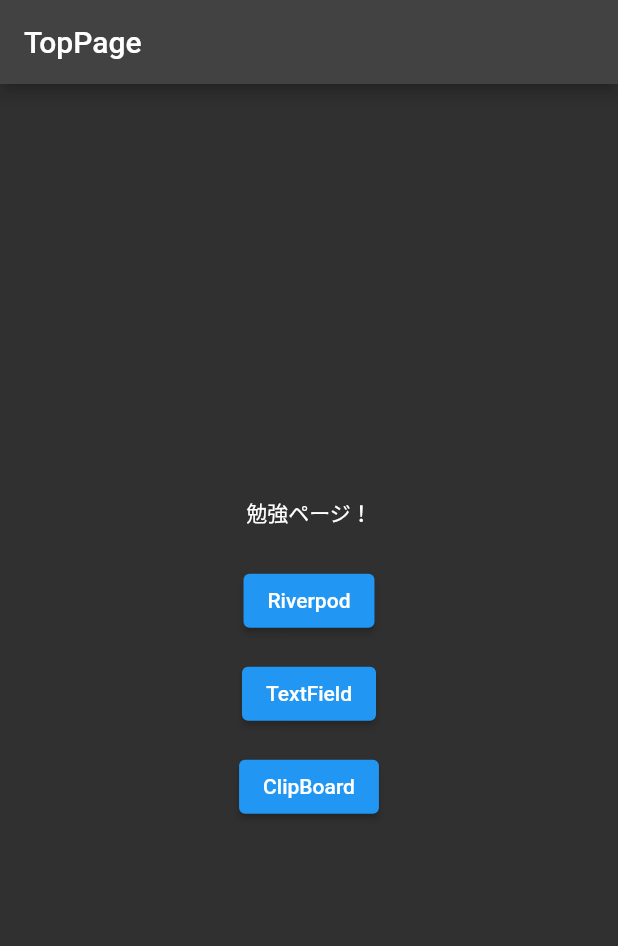
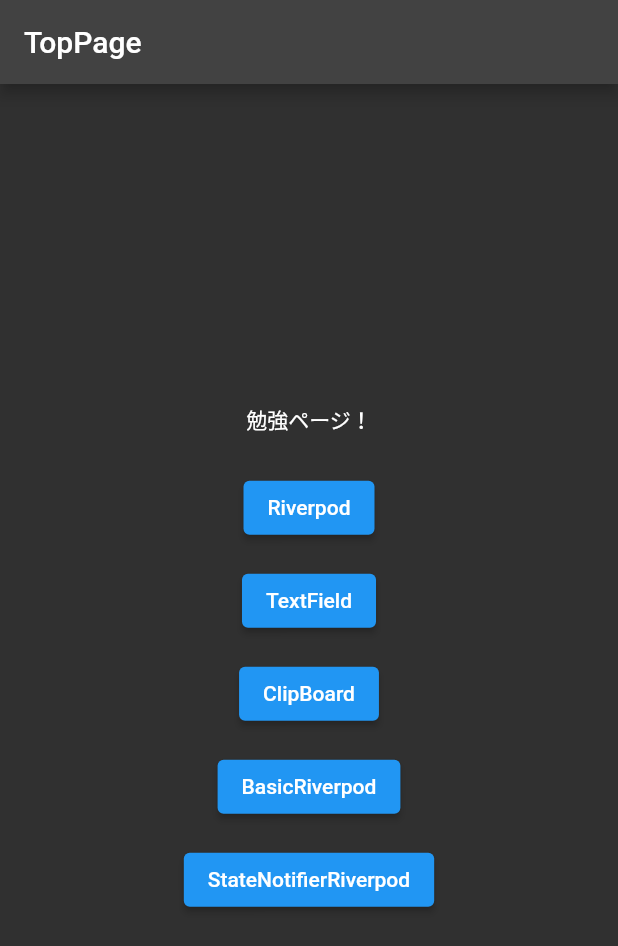
Before and after one commit to Yuta-KTD/liver, a Flutter app: the screen it shows after launch, on a phone screen of 412 x 824 dp. Shown: the top 946 px of the screen. Run offline on Flutter 3.47's test engine with Material 2 defaults, Android fonts, the phone set to English and light mode, and no system bars; our stand-ins replace flutter_riverpod.

Commit message:
ProviderとStateNotifierProvider

```diff
--- a/lib/main.dart
+++ b/lib/main.dart
@@ -1,9 +1,11 @@
 import 'package:flutter/material.dart';
 import 'package:flutter_riverpod/flutter_riverpod.dart';
 import 'package:liver/model/routes.dart';
+import 'package:liver/pages/basic_provider_screen.dart';
 import 'package:liver/pages/clip_board_screen.dart';
 import 'package:liver/pages/main_page.dart';
 import 'package:liver/pages/riverpod_provider_screen.dart';
+import 'package:liver/pages/state_notifier_provider.dart';
 import 'package:liver/pages/text_field_screen.dart';
 
 void main() {
@@ -26,6 +28,9 @@
             const TextFieldScreen(),
         RouteNames.clipBoardPath: (BuildContext context) =>
             const ClipBoardScreen(),
+        RouteNames.basicProviderPath: (context) => const BasicProviderScreen(),
+        RouteNames.stateNotifierPath: (context) =>
+            const StateNotifierProviderScreen(),
       },
       darkTheme: ThemeData(
         brightness: Brightness.dark,
--- a/lib/model/routes.dart
+++ b/lib/model/routes.dart
@@ -3,4 +3,6 @@
   static const String riverpodProviderPath = '/riverpod';
   static const String textFieldPath = '/text_field';
   static const String clipBoardPath = '/clip_board';
+  static const String basicProviderPath = '/basic_riverpod';
+  static const String stateNotifierPath = '/state_notifire_riverpod';
 }
--- a/lib/pages/main_page.dart
+++ b/lib/pages/main_page.dart
@@ -35,6 +35,18 @@
                 onPressed: () =>
                     Navigator.of(context).pushNamed(RouteNames.clipBoardPath),
               ),
+              const SizedBox(height: 14.0),
+              ElevatedButton(
+                onPressed: () => Navigator.of(context)
+                    .pushNamed(RouteNames.basicProviderPath),
+                child: const Text('BasicRiverpod'),
+              ),
+              const SizedBox(height: 14.0),
+              ElevatedButton(
+                onPressed: () => Navigator.of(context)
+                    .pushNamed(RouteNames.stateNotifierPath),
+                child: const Text('StateNotifierRiverpod'),
+              ),
             ],
           ),
         ),
--- /dev/null
+++ b/lib/provider/provider_provider.dart
@@ -0,0 +1,5 @@
+import 'package:flutter_riverpod/flutter_riverpod.dart';
+
+final strProvider = Provider((ref) {
+  return 'Hello Riverpod';
+});
```
Also changed, not shown: lib/pages/basic_provider_screen.dart (added, +25 -0 lines), lib/pages/state_notifier_provider.dart (added, +34 -0 lines), lib/provider/state_notifier_provider.dart (added, +16 -0 lines).
